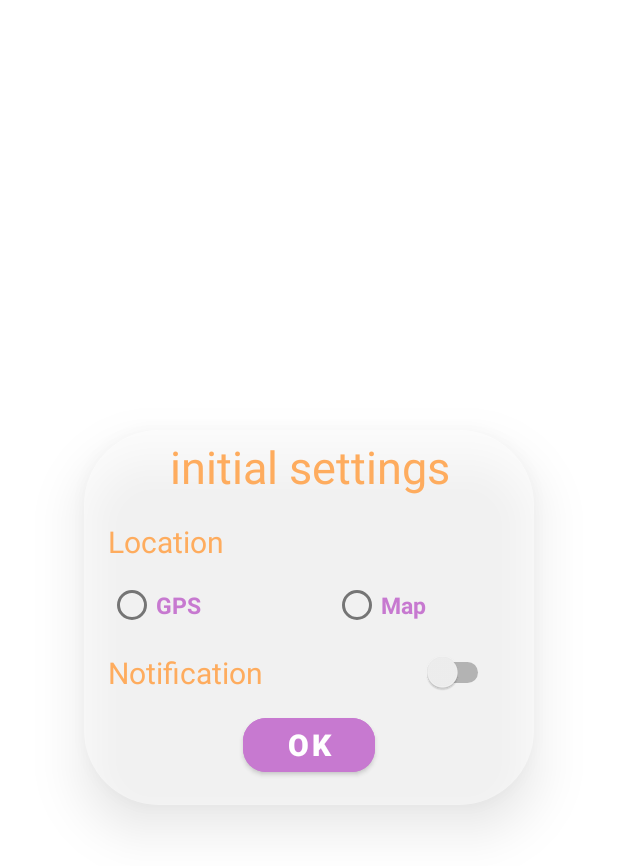
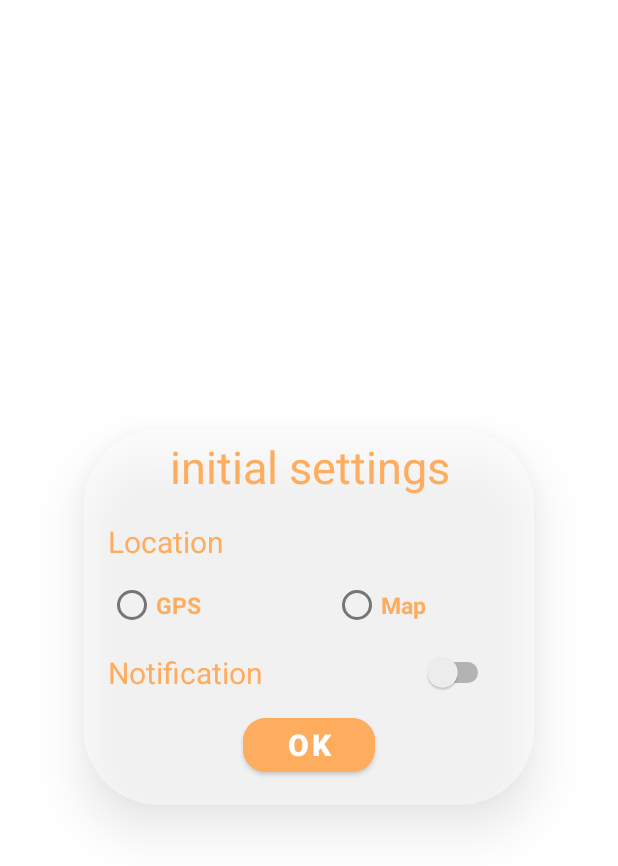
Before and after one commit to ShroukMohamed16/WeatherTracker, an Android app: the layout intial_dialog.xml on its own in the app's theme, with its tools: preview values and no code run, on a phone screen of 412 x 824 dp. Shown: the top 866 px of the screen. Run offline under Robolectric (Android 15) with nearby library versions, the phone set to English and light mode, and no system bars.

Commit message:
confirm location dialog

```diff
--- a/app/src/main/res/layout/intial_dialog.xml
+++ b/app/src/main/res/layout/intial_dialog.xml
@@ -50,7 +50,7 @@
             android:layout_height="wrap_content"
             android:layout_marginEnd="50dp"
             android:text="GPS"
-            android:textColor="@color/centerColor"
+            android:textColor="@color/startColor"
             android:textSize="15sp"
             android:textStyle="bold" />
 
@@ -59,7 +59,7 @@
             android:layout_width="100dp"
             android:layout_height="wrap_content"
             android:text="Map"
-            android:textColor="@color/centerColor"
+            android:textColor="@color/startColor"
             android:textSize="15sp"
             android:textStyle="bold" />
     </RadioGroup>
@@ -69,7 +69,7 @@
         android:layout_width="wrap_content"
         android:layout_height="wrap_content"
         android:layout_marginBottom="16dp"
-        android:backgroundTint="@color/centerColor"
+        android:backgroundTint="@color/startColor"
         android:text="Ok"
         android:textSize="20sp"
         android:textStyle="bold"
--- a/app/src/main/res/values/strings.xml
+++ b/app/src/main/res/values/strings.xml
@@ -31,4 +31,5 @@
     <string name="from">From</string>
     <string name="to">To</string>
     <string name="add">Add</string>
+    <string name="address">Address</string>
 </resources>
```
